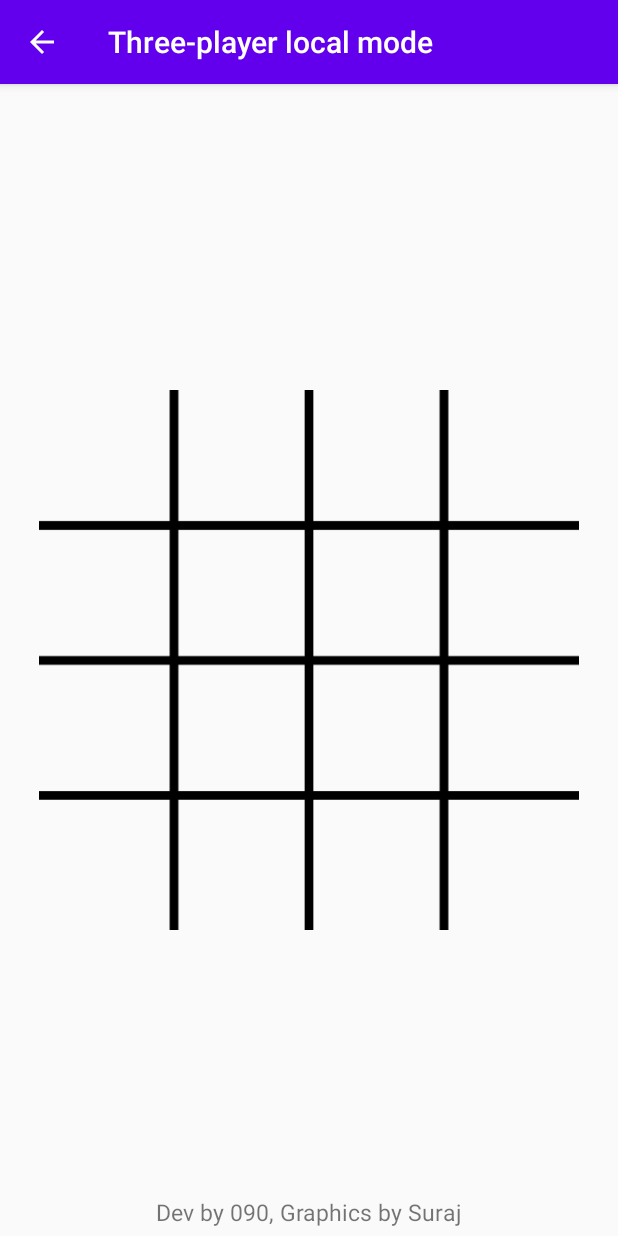
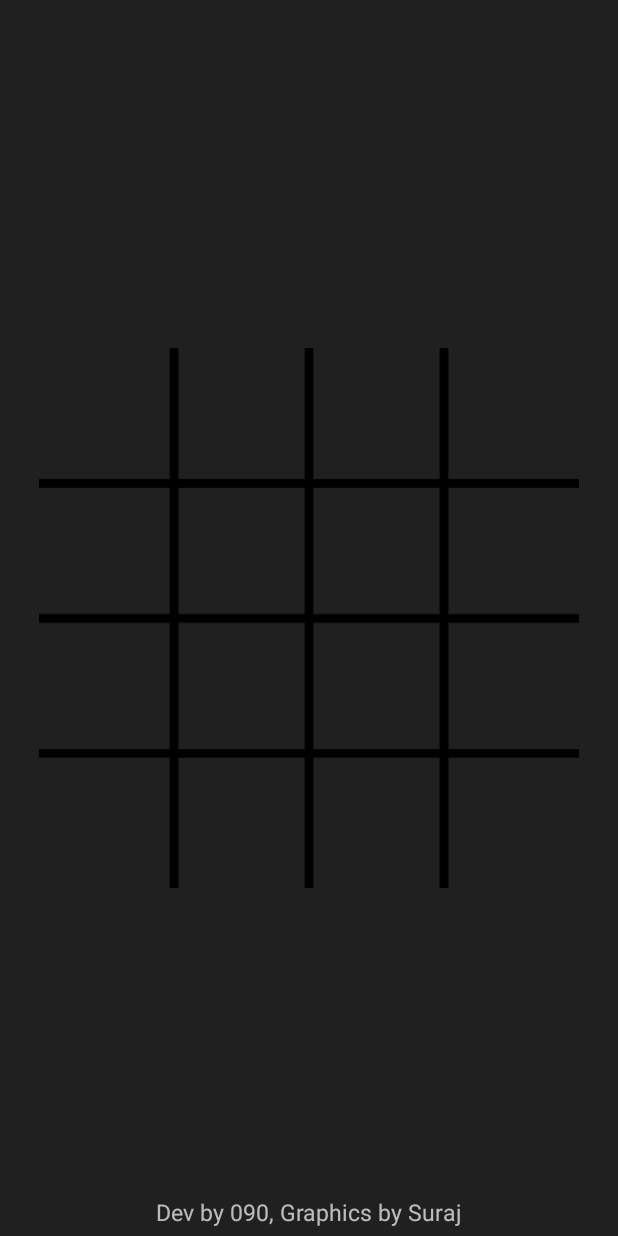
Before and after one commit to sanskaru/TicTacToeXO, an Android app: the ThreePlayerLocal screen opened directly, with no data from a screen before it, on a phone screen of 412 x 824 dp. Run offline under Robolectric (Android 15) with nearby library versions, the phone set to English and light mode, and no system bars.

Commit message:
Dark Mode is ready

```diff
--- a/app/src/main/java/com/s090/tictactoexo/ThreePlayerLocal.java
+++ b/app/src/main/java/com/s090/tictactoexo/ThreePlayerLocal.java
@@ -7,11 +7,13 @@ import androidx.appcompat.app.AppCompatActivity;
 import android.content.DialogInterface;
 import android.content.DialogInterface.OnCancelListener;
 import android.content.Intent;
+import android.graphics.Color;
 import android.graphics.drawable.Drawable;
 import android.os.Build;
 import android.os.Bundle;
 import android.util.Log;
 import android.view.Gravity;
+import android.view.LayoutInflater;
 import android.view.View;
 import android.widget.Button;
 import android.widget.ImageView;
@@ -21,6 +23,7 @@ public class ThreePlayerLocal extends AppCompatActivity {
     int playerState=0; // at present at three player local mode. 0 is sq and 1 is x and 2 is o
     int[] boardState={-1,-1,-1,-1,-1,-1,-1,-1,-1,-1,-1,-1,-1,-1,-1,-1}; // -1 means unplayed, else stores playerState, denoting which player tapped which cell
     int playCounter = 0, winnerwinner = 0; // denotes number of tapped or played grids, winnerwinner denotes somebody has won
+    Boolean b;
     public void myDialog(String title, String msg) // method to call dialog box
     {
         AlertDialog.Builder builder = new AlertDialog.Builder(ThreePlayerLocal.this);
@@ -35,6 +38,9 @@ public class ThreePlayerLocal extends AppCompatActivity {
         // create and show the alert dialog
         AlertDialog dialog = builder.create();
         dialog.show();
+        Button button=dialog.getButton(DialogInterface.BUTTON_POSITIVE);
+        if(b) button.setTextColor(Color.WHITE);
+        else button.setTextColor(Color.BLACK);
     }
     public void drop_in(View view) // method invoked on tapping any grid cell
     {
@@ -138,63 +144,54 @@ public class ThreePlayerLocal extends AppCompatActivity {
         @Override
     protected void onCreate(Bundle savedInstanceState) {
         super.onCreate(savedInstanceState);
+            Intent intent=getIntent();
+            b=intent.getBooleanExtra("Dark Mode", true);
+            System.out.println("Bool "+b);
+            themeUtils.onActivityCreateSetConditionTheme(this, b);
         setContentView(R.layout.activity_three_player_local);
         final ImageView playaaah = (ImageView) findViewById(R.id.playaaah);
-        AlertDialog.Builder initDialogBuilder=new AlertDialog.Builder(ThreePlayerLocal.this);
-        DialogInterface.OnClickListener listener = new DialogInterface.OnClickListener() {
-            @Override
-            public void onClick(DialogInterface dialogInterface, int i) {
-                switch (i)
-                {
-                    case DialogInterface.BUTTON_POSITIVE:
+            LayoutInflater layoutInflater = LayoutInflater.from(this); // setting custom dialog view
+            View custDialog = layoutInflater.inflate(R.layout.my_alert_2, null); // making it a view
+            AlertDialog.Builder initDialogBuilder=new AlertDialog.Builder(ThreePlayerLocal.this);
+            initDialogBuilder
+                    .setTitle("Select your counter")
+                    .setMessage("Please select your counter.");
+            final AlertDialog initDialog = initDialogBuilder.create();
+            initDialog.setView(custDialog); // setting view as our dialog view
+            View.OnClickListener listener = new View.OnClickListener() { // custom onClickListener for customised buttons
+                @Override
+                public void onClick(View view) {
+                    int i = view.getId();
+                    switch (i)
+                    {
+                        case R.id.o_button:
                         {
                             playerState=1;
                             playaaah.setImageResource(R.drawable.o);
+                            initDialog.dismiss(); // since this won't dismiss by itself
                             break;
                         }
-                        case DialogInterface.BUTTON_NEGATIVE:
+                        case R.id.x_button:
                         {
                             playerState=0;
                             playaaah.setImageResource(R.drawable.x);
+                            initDialog.dismiss();
                             break;
                         }
-                        case DialogInterface.BUTTON_NEUTRAL:
+                        case R.id.sq_button:
                         {
                             playerState=2;
                             playaaah.setImageResource(R.drawable.sq);
+                            initDialog.dismiss();
                             break;
                         }
                     }
                 }
             };
-            initDialogBuilder
-                    .setTitle("Select your counter")
-                    .setNegativeButtonIcon(getDrawable(R.drawable.x))
-                    .setPositiveButton("", listener)
-                    .setPositiveButtonIcon(getDrawable(R.drawable.o))
-                    .setNegativeButton("", listener)
-                    .setNeutralButton("      ", listener)
-                    .setMessage("Please select your counter.");
-            AlertDialog initDialog = initDialogBuilder.create();
+            custDialog.findViewById(R.id.sq_button).setOnClickListener(listener);
+            custDialog.findViewById(R.id.x_button).setOnClickListener(listener);
+            custDialog.findViewById(R.id.o_button).setOnClickListener(listener);
             initDialog.show();
-            Button neutralButton = initDialog.getButton(DialogInterface.BUTTON_NEUTRAL);
-            Drawable drawable = getDrawable(R.drawable.sq);
-            // set the bounds to place the drawable a bit right
-            drawable.setBounds((int) (drawable.getIntrinsicWidth() * 0.05),
-                    0, (int) (drawable.getIntrinsicWidth() * 0.25),
-                    (int) (drawable.getIntrinsicHeight() * 0.2));
-            neutralButton.setCompoundDrawables(drawable, null, null, null);
-            Button positiveButton = initDialog.getButton(AlertDialog.BUTTON_POSITIVE);
-            Button negativeButton = initDialog.getButton(AlertDialog.BUTTON_NEGATIVE);
-            LinearLayout.LayoutParams layoutParams = (LinearLayout.LayoutParams) positiveButton.getLayoutParams();
-            layoutParams.weight = 10;
-            positiveButton.setLayoutParams(layoutParams);
-            negativeButton.setLayoutParams(layoutParams);
-            neutralButton.setLayoutParams(layoutParams);
-            getSupportActionBar().setTitle("Three-player local mode");
-            getSupportActionBar().setDisplayShowHomeEnabled(true);
-            getSupportActionBar().setDisplayHomeAsUpEnabled(true);
-            getSupportActionBar().setHomeButtonEnabled(true);
            initDialog.setOnCancelListener(new DialogInterface.OnCancelListener() {
 
                @Override
@@ -205,9 +202,5 @@ public class ThreePlayerLocal extends AppCompatActivity {
                 }
             });
         }
-    @Override
-    public boolean onSupportNavigateUp() { // the method to be called when the back button is pressed
-        onBackPressed();
-        return true;
-    }
+
 }
--- /dev/null
+++ b/app/src/main/java/com/s090/tictactoexo/themeUtils.java
@@ -0,0 +1,16 @@
+package com.s090.tictactoexo;
+
+import android.app.Activity;
+
+class themeUtils {
+    /**
+     * Set the theme of the Activity
+     */
+    static Boolean myBool;
+
+    public static void onActivityCreateSetConditionTheme(Activity activity, boolean b) {
+        myBool=b;
+        if(b) activity.setTheme(R.style.AppTheme);
+        else activity.setTheme(R.style.themeLight);
+    }
+}
--- a/app/src/main/res/values/styles.xml
+++ b/app/src/main/res/values/styles.xml
@@ -1,12 +1,13 @@
 <resources>
 
     <!-- Base application theme. -->
-    <style name="AppTheme" parent="Theme.AppCompat.Light.DarkActionBar">
+    <style name="AppTheme" parent="Theme.AppCompat.NoActionBar">
         <!-- Customize your theme here. -->
-        <item name="colorPrimary">@color/colorPrimary</item>
-        <item name="colorPrimaryDark">@color/colorPrimaryDark</item>
-        <item name="colorAccent">@color/colorAccent</item>
-
+        <item name="android:background">#202020</item>
+        <item name="colorAccent">#000000</item>
+        <item name="android:textColorPrimary">#ffffff</item>
+        <item name="android:textColorLink">#f5f5f5</item>
+        <item name="colorControlNormal">@android:color/transparent</item>
     </style>
     <style name="NumberPickerText">
         <item name="android:textSize">22sp</item>
@@ -17,4 +18,11 @@
         <item name="colorControlNormal">@android:color/transparent</item>
         <item name="android:textColorPrimary">@android:color/white</item>
     </style>
+    <style name="themeLight" parent="Theme.AppCompat.Light.NoActionBar">
+        <item name="android:textColorPrimary">@android:color/black</item>
+        <item name="android:background">#ffffff</item>
+        <item name="android:textColorLink">#0f0f0f</item>
+        <item name="colorControlNormal">@android:color/transparent</item>
+        <item name="colorAccent">#f0f0f0</item>
+    </style>
 </resources>
```
Also changed, not shown: app/src/main/java/com/s090/tictactoexo/FourPlayerMode.java (+10 -9 lines), app/src/main/java/com/s090/tictactoexo/MainActivity.java (+11 -10 lines), app/src/main/java/com/s090/tictactoexo/MainMenu.java (+55 -11 lines), app/src/main/java/com/s090/tictactoexo/SinglePlayerMode.java (+20 -11 lines), app/src/main/java/com/s090/tictactoexo/about.java (+6 -9 lines), app/src/main/java/com/s090/tictactoexo/menuClass.java (added, +50 -0 lines), app/src/main/res/layout/activity_main_menu.xml (+16 -14 lines), app/src/main/res/layout/my_alert_2.xml (added, +38 -0 lines).
